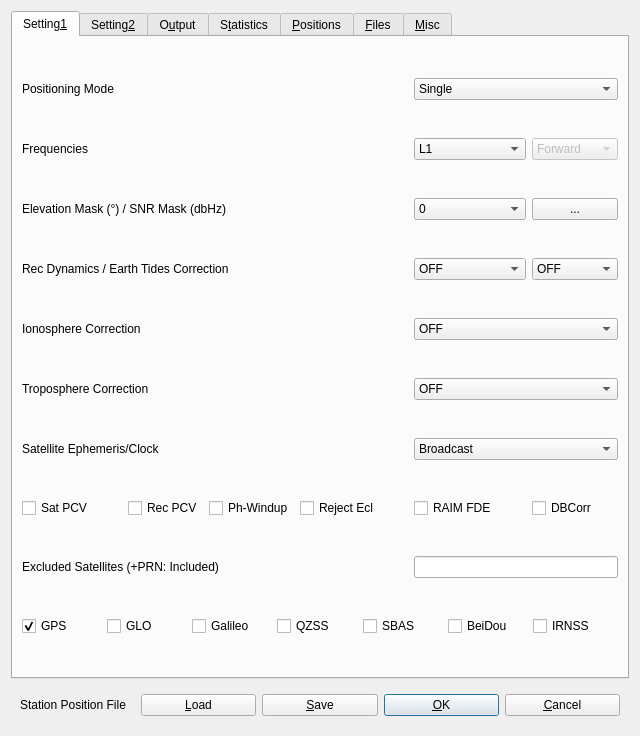
Old version of the form app/rtknavi_qt/naviopt.ui in the repository jdatalog/RTKLIB.
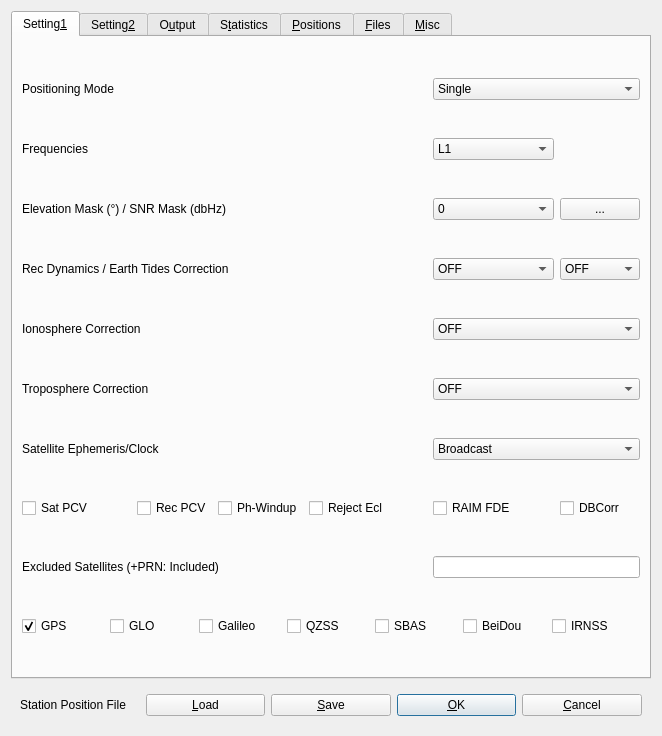
New version of the form. The open tabs and pages were chosen to show the change. Icons and pictures are not drawn.

```diff
--- a/app/rtknavi_qt/naviopt.ui
+++ b/app/rtknavi_qt/naviopt.ui
@@ -6,7 +6,7 @@
    <rect>
     <x>0</x>
     <y>0</y>
-    <width>640</width>
+    <width>662</width>
     <height>736</height>
    </rect>
   </property>
@@ -201,31 +201,6 @@
          </item>
         </widget>
        </item>
-       <item row="1" column="8">
-        <widget class="QComboBox" name="Solution">
-         <property name="enabled">
-          <bool>false</bool>
-         </property>
-         <property name="toolTip">
-          <string/>
-         </property>
-         <item>
-          <property name="text">
-           <string>Forward</string>
-          </property>
-         </item>
-         <item>
-          <property name="text">
-           <string>Backward</string>
-          </property>
-         </item>
-         <item>
-          <property name="text">
-           <string>Combined</string>
-          </property>
-         </item>
-        </widget>
-       </item>
        <item row="5" column="6" colspan="3">
         <widget class="QComboBox" name="TropOpt">
          <property name="enabled">
```
Left out of the diff: 10 changed lines with no effect on the pictures.
